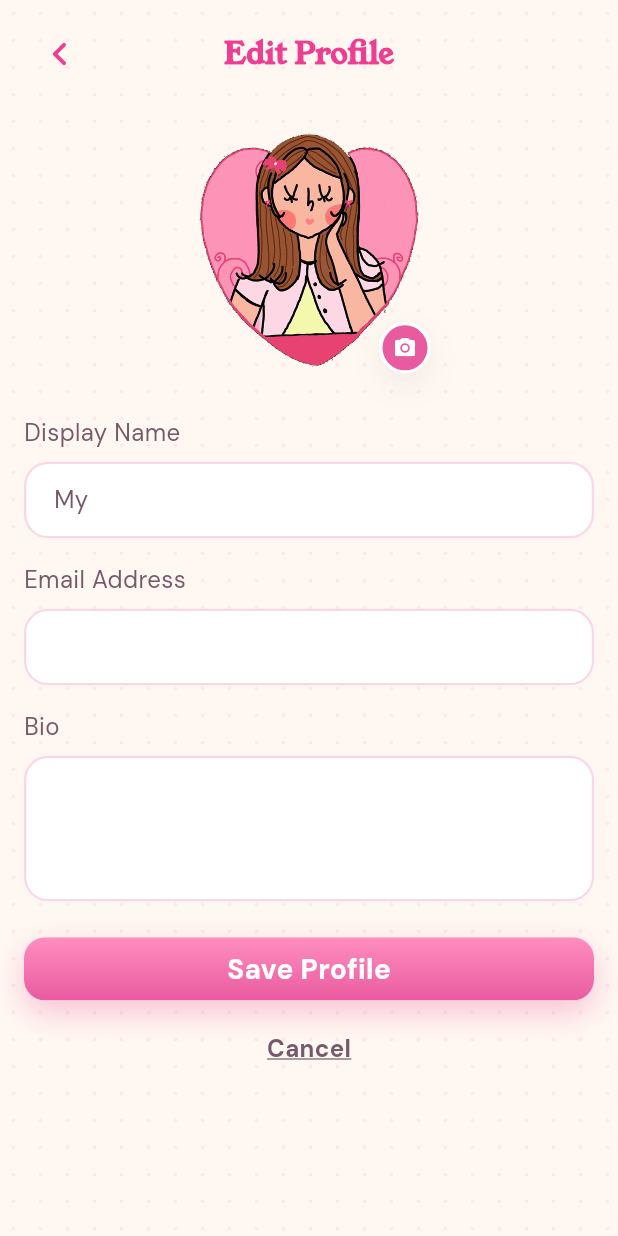
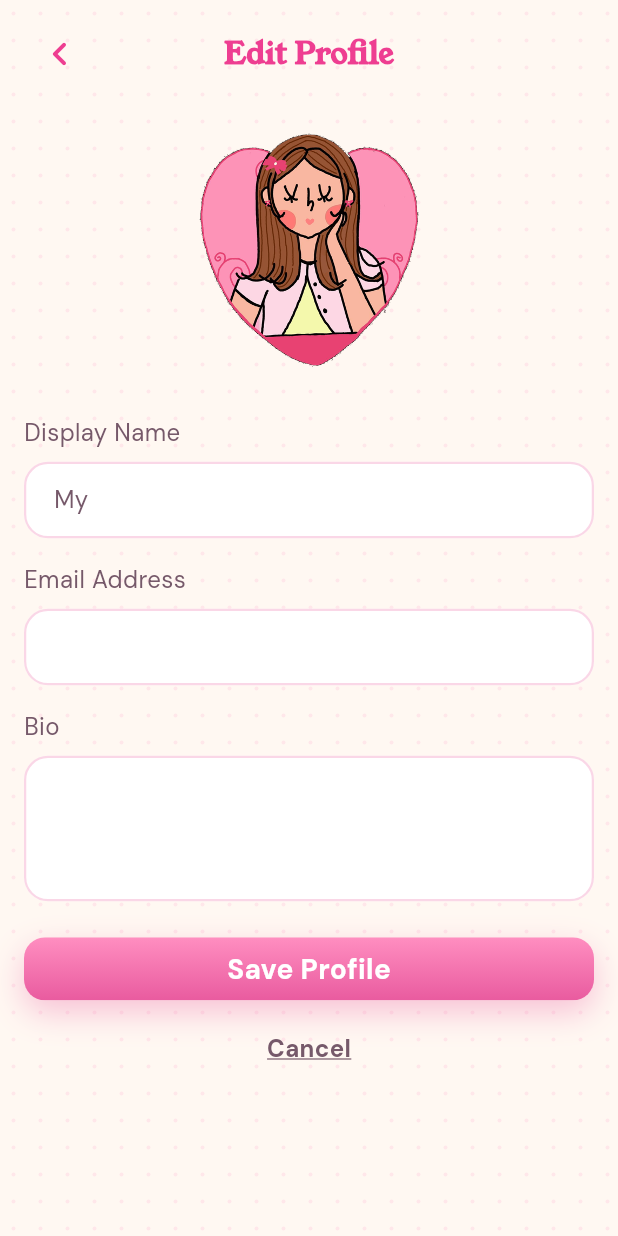
Before and after one commit to sofiademesa/love-my-closet, a Flutter app: the EditProfileScreen screen opened directly, on a phone screen of 412 x 824 dp. Run offline on Flutter 3.47's test engine with Material 3 defaults, Android fonts, the phone set to English and light mode, and no system bars; our stand-ins replace device_preview, image_picker, supabase_flutter; missing offline and left inert: dart:js_interop; accounts and stored records are empty.

Commit message:
fix clothing tile text overflow and remove profile camera

```diff
--- a/lib/main.dart
+++ b/lib/main.dart
@@ -15,6 +15,7 @@ import 'services/auth_service.dart';
 import 'services/supabase_config.dart';
 import 'theme.dart';
 import 'widgets/heart_avatar.dart';
+import 'widgets/mouse_drag_scroll_behavior.dart';
 
 void main() {
   WidgetsFlutterBinding.ensureInitialized();
@@ -178,6 +179,10 @@ class MyApp extends StatelessWidget {
           navigatorKey: appNavigatorKey,
           scaffoldMessengerKey: appMessengerKey,
 
+          // Lets every scrollable in the app (chip rows, lists) be dragged with a
+          // mouse on desktop/web, not just touch.
+          scrollBehavior: const MouseDragScrollBehavior(),
+
           // These two lines make the DevicePreview toolbar actually change the
           // app. Keep them.
           locale: DevicePreview.locale(context),
--- a/lib/screens/profile/edit_profile_screen.dart
+++ b/lib/screens/profile/edit_profile_screen.dart
@@ -8,7 +8,8 @@ import '../../widgets/dot_pattern.dart';
 import '../../widgets/heart_avatar.dart';
 import '../../widgets/primary_button.dart';
 
-/// Edit Profile: update display name, email, bio, and photo. Saving writes
+/// Edit Profile: update display name, email, and bio. The avatar is the
+/// app's logo, so there is no photo upload. Saving writes
 /// to the Supabase `profiles` table through [UserProfileStore], so Profile,
 /// Home's greeting, and Closet's header all pick up the change immediately
 /// and it persists between sessions. A new email goes through Supabase
@@ -61,12 +62,6 @@ class _EditProfileScreenState extends State<EditProfileScreen> {
     }
   }
 
-  void _photoComingSoon() {
-    ScaffoldMessenger.of(context).showSnackBar(
-      const SnackBar(content: Text('Coming soon!')),
-    );
-  }
-
   @override
   Widget build(BuildContext context) {
     final textTheme = Theme.of(context).textTheme;
@@ -108,36 +103,7 @@ class _EditProfileScreenState extends State<EditProfileScreen> {
                 ),
               ),
               const SizedBox(height: Spacing.lg),
-              Center(
-                child: Stack(
-                  clipBehavior: Clip.none,
-                  children: [
-                    const HeartAvatar(width: 170),
-                    Positioned(
-                      right: 4,
-                      bottom: 4,
-                      child: GestureDetector(
-                        onTap: _photoComingSoon,
-                        child: Container(
-                          width: 34,
-                          height: 34,
-                          decoration: BoxDecoration(
-                            color: AppColors.buttonPink,
-                            shape: BoxShape.circle,
-                            border: Border.all(color: AppColors.white, width: 2),
-                            boxShadow: AppShadows.surface,
-                          ),
-                          child: const Icon(
-                            Icons.camera_alt_rounded,
-                            color: AppColors.white,
-                            size: 16,
-                          ),
-                        ),
-                      ),
-                    ),
-                  ],
-                ),
-              ),
+              const Center(child: HeartAvatar(width: 170)),
               const SizedBox(height: Spacing.lg),
               AppTextField(
                 label: 'Display Name',
```
Also changed, not shown: lib/widgets/clothing_card.dart (+12 -3 lines), lib/widgets/marquee_text.dart (added, +136 -0 lines).
